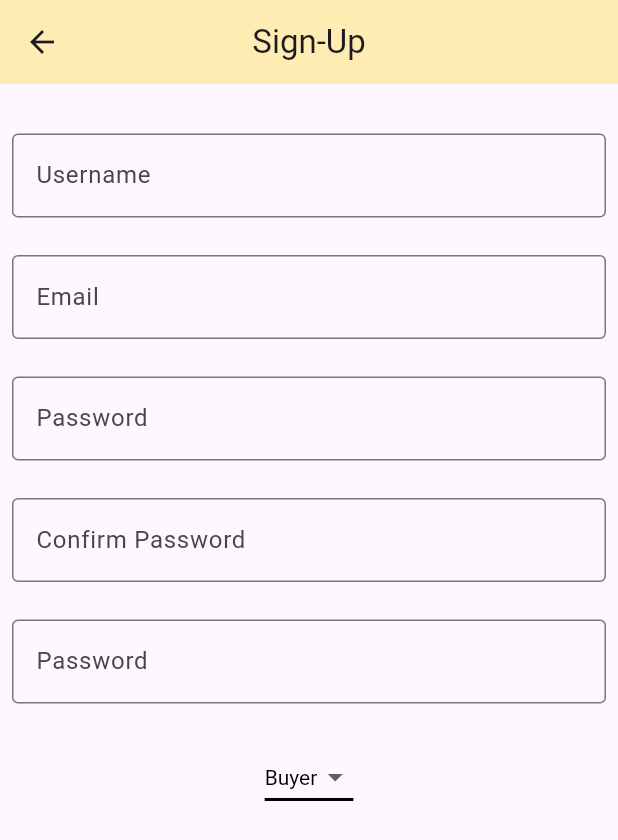
After one commit to ST60002CEM/batch32b-adarshrwl, a Flutter app: the SignUpScreen screen opened directly, on a phone screen of 412 x 824 dp. The commit adds this screen. Shown: the top 840 px of the screen. Run offline on Flutter 3.47's test engine with Material 3 defaults, Android fonts, the phone set to English and light mode, and no system bars.

Commit message:
added basic layout of Signup Page

```diff
--- a/lib/screen/login_screen.dart
+++ b/lib/screen/login_screen.dart
@@ -1,5 +1,6 @@
 import 'package:flutter/gestures.dart';
 import 'package:flutter/material.dart';
+import 'package:snapdwell/screen/signup_screen.dart';
 
 class LoginScreen extends StatelessWidget {
   const LoginScreen({super.key});
@@ -62,7 +63,10 @@ class LoginScreen extends StatelessWidget {
                   ),
                   recognizer: TapGestureRecognizer()
                     ..onTap = () {
-                      print('Sign up button tapped');
+                      Navigator.push(
+                          context,
+                          MaterialPageRoute(
+                              builder: (context) => const SignUpScreen()));
                     },
                 ),
               ],
--- /dev/null
+++ b/lib/screen/signup_screen.dart
@@ -0,0 +1,98 @@
+import 'package:flutter/material.dart';
+
+class SignUpScreen extends StatefulWidget {
+  const SignUpScreen({super.key});
+  static const mybox = SizedBox(
+    height: 25,
+  );
+
+  @override
+  State<SignUpScreen> createState() => _SignUpScreenState();
+}
+
+class _SignUpScreenState extends State<SignUpScreen> {
+  // Retain 'Buyer' and 'Seller' in the dropdown options
+  List<String> typeOfAccount = <String>[
+    'Buyer',
+    'Seller',
+  ];
+  // Set 'Buyer' as the default dropdown value
+  String dropDownValue = 'Buyer';
+
+  @override
+  Widget build(BuildContext context) {
+    return Scaffold(
+        appBar: AppBar(
+          title: const Text('Sign-Up'),
+          backgroundColor: Colors.amber[100],
+          elevation: 0,
+          centerTitle: true,
+        ),
+        body: Padding(
+          padding: const EdgeInsets.all(8.0),
+          child: Column(children: [
+            SignUpScreen.mybox,
+            TextFormField(
+              decoration: const InputDecoration(
+                  labelText: "Username",
+                  border: OutlineInputBorder(),
+                  focusedBorder: OutlineInputBorder(
+                      borderSide: BorderSide(color: Colors.red))),
+            ),
+            SignUpScreen.mybox,
+            TextFormField(
+              decoration: const InputDecoration(
+                  labelText: "Email",
+                  border: OutlineInputBorder(),
+                  focusedBorder: OutlineInputBorder(
+                      borderSide: BorderSide(color: Colors.red))),
+            ),
+            SignUpScreen.mybox,
+            TextFormField(
+              decoration: const InputDecoration(
+                  labelText: "Password",
+                  border: OutlineInputBorder(),
+                  focusedBorder: OutlineInputBorder(
+                      borderSide: BorderSide(color: Colors.red))),
+            ),
+            SignUpScreen.mybox,
+            TextFormField(
+              decoration: const InputDecoration(
+                  labelText: "Confirm Password",
+                  border: OutlineInputBorder(),
+                  focusedBorder: OutlineInputBorder(
+                      borderSide: BorderSide(color: Colors.red))),
+            ),
+            SignUpScreen.mybox,
+            TextFormField(
+              decoration: const InputDecoration(
+                  labelText: "Password",
+                  border: OutlineInputBorder(),
+                  focusedBorder: OutlineInputBorder(
+                      borderSide: BorderSide(color: Colors.red))),
+            ),
+            SignUpScreen.mybox,
+            DropdownButton<String>(
+              value: dropDownValue,
+              style: const TextStyle(color: Color.fromARGB(255, 0, 0, 0)),
+              underline: Container(
+                height: 2,
+                color: const Color.fromARGB(255, 0, 0, 0),
+              ),
+              onChanged: (String? newValue) {
+                setState(() {
+                  dropDownValue = newValue!;
+                });
+              },
+              items:
+                  typeOfAccount.map<DropdownMenuItem<String>>((String value) {
+                return DropdownMenuItem<String>(
+                  value: value,
+                  child: Text(value),
+                );
+              }).toList(),
+            )
+          ]),
+        ));
+  }
+}
```
